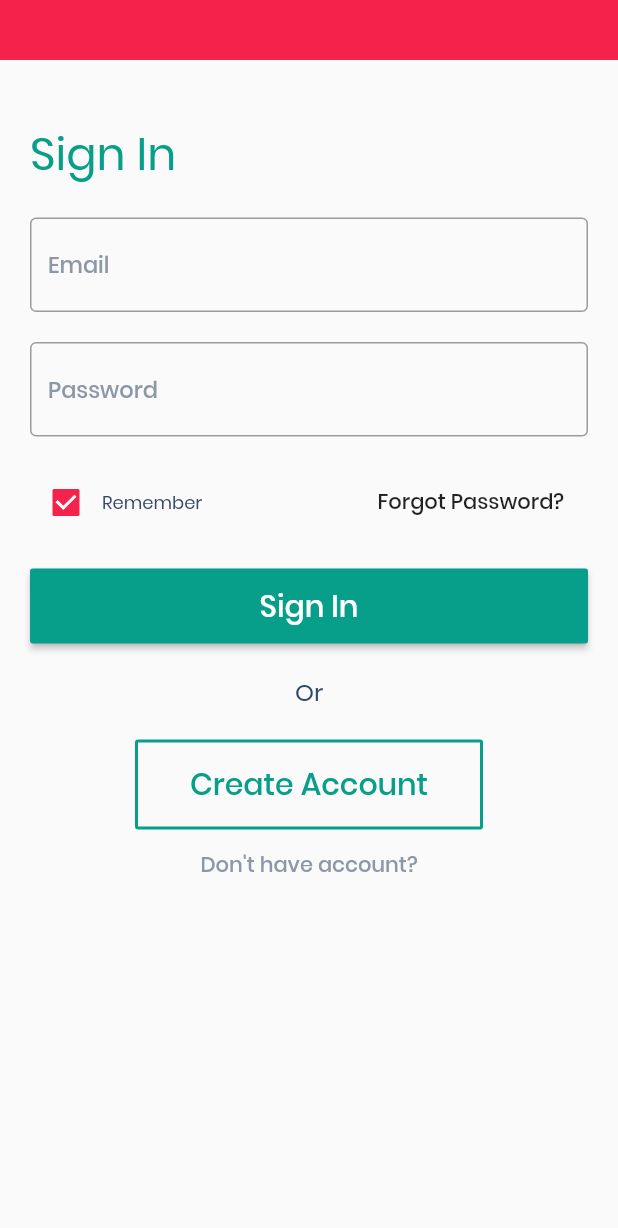
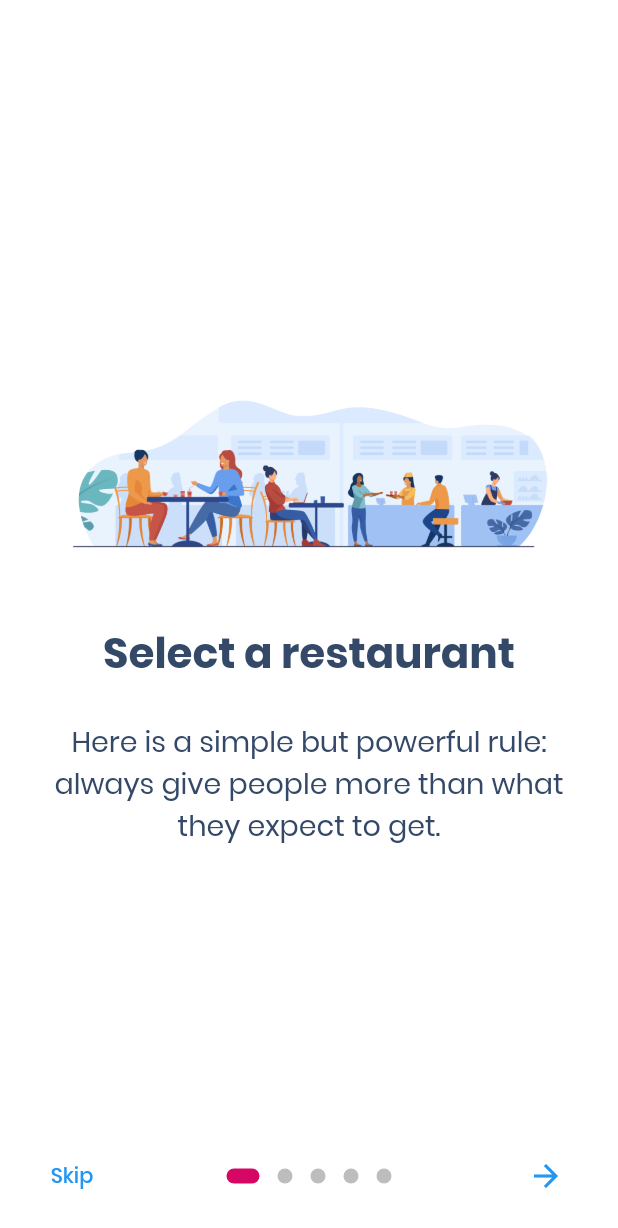
Before and after one commit to mahbubmunna/basic_ready_flow, a Flutter app: the screen it shows after launch, on a phone screen of 412 x 824 dp. Shown: the top 1228 px of the screen. Run offline on Flutter 3.47's test engine with Material 2 defaults, Android fonts, the phone set to English and light mode, and no system bars; drawn by our look-alikes of introduction_screen; our stand-ins replace dynamic_theme, firebase_analytics, get, location, shared_preferences; missing offline and left inert: global_configuration; accounts and stored records are empty.

Commit message:
onboarding added

```diff
--- a/lib/config/app_config.dart
+++ b/lib/config/app_config.dart
@@ -36,7 +36,7 @@ class App {
 class Colors {
 //  Color _mainColor = Color(0xFFFF4E6A);
   Color _mainSecond  =  Color(0xFF079E8A);
-  Color _mainColor = Color(0xFFF5234C);
+  Color _mainColor = Color(0xFFD60665);
   Color _mainDarkColor = Color(0xFFea5c44);
   Color _secondColor = Color(0xFF344968);
   Color _secondDarkColor = Color(0xFFccccdd);
--- a/lib/main.dart
+++ b/lib/main.dart
@@ -6,6 +6,7 @@ import 'package:flutter/material.dart';
 import 'package:flutter_localizations/flutter_localizations.dart';
 import 'package:basicreadyflow/config/app_config.dart' as config;
 import 'package:basicreadyflow/src/repository/settings_repository.dart' as settingRepo;
+import 'package:get/get.dart';
 import 'package:global_configuration/global_configuration.dart';
 import 'generated/l10n.dart';
 
@@ -84,7 +85,7 @@ class MyApp extends StatelessWidget {
               valueListenable: settingRepo.locale,
               builder: (context, Locale value, _) {
                 print(value);
-                return MaterialApp(
+                return GetMaterialApp(
                   title: 'Basic Starter',
                   initialRoute: '/',
                   onGenerateRoute: RouteGenerator.generateRoute,
--- a/lib/route_generator.dart
+++ b/lib/route_generator.dart
@@ -1,5 +1,6 @@
 
 import 'package:basicreadyflow/src/pages/login.dart';
+import 'package:basicreadyflow/src/pages/on_boarding.dart';
 import 'package:basicreadyflow/src/pages/pages.dart';
 import 'package:flutter/material.dart';
 import 'models/route_argument.dart';
@@ -10,7 +11,7 @@ class RouteGenerator {
     final args = settings.arguments;
     switch (settings.name) {
       case '/':
-        return MaterialPageRoute(builder: (_) => LoginWidget());
+        return MaterialPageRoute(builder: (_) => OnBoarding());
       default:
         // If there is no such named route in the switch statement, e.g. /third
         return MaterialPageRoute(builder: (_) => PagesTestWidget(currentTab: 2));
--- /dev/null
+++ b/lib/src/pages/on_boarding.dart
@@ -0,0 +1,106 @@
+
+import 'package:flutter/material.dart';
+import 'package:get/get.dart';
+import 'package:introduction_screen/introduction_screen.dart';
+import 'package:basicreadyflow/config/app_config.dart' as config;
+
+class OnBoarding extends StatefulWidget {
+  @override
+  _OnBoardingState createState() => _OnBoardingState();
+}
+
+class _OnBoardingState extends State<OnBoarding> {
+
+  final introKey = GlobalKey<IntroductionScreenState>();
+
+  void _onIntroEnd(context) {
+    Get.to(HomePage());
+  }
+
+
+  Widget _buildImage(String assetName) {
+    return Align(
+      child: Image.asset('assets/img/$assetName.jpg', width: 350.0),
+      alignment: Alignment.bottomCenter,
+    );
+  }
+
+  @override
+  Widget build(BuildContext context) {
+    const bodyStyle = TextStyle(fontSize: 19.0);
+    const pageDecoration = const PageDecoration(
+      titleTextStyle: TextStyle(fontSize: 28.0, fontWeight: FontWeight.w700),
+      bodyTextStyle: bodyStyle,
+      descriptionPadding: EdgeInsets.fromLTRB(16.0, 0.0, 16.0, 16.0),
+      pageColor: Colors.white,
+      imagePadding: EdgeInsets.zero,
+    );
+
+    return IntroductionScreen(
+      key: introKey,
+      pages: [
+        PageViewModel(
+          title: "Select a restaurant",
+          body:
+          "Here is a simple but powerful rule: always give people more than what they expect to get.",
+          image: _buildImage('restaurant'),
+          decoration: pageDecoration,
+        ),
+        PageViewModel(
+          title: "Choose your food",
+          body:
+          "Here is a simple but powerful rule: always give people more than what they expect to get.",
+          image: _buildImage('food'),
+          decoration: pageDecoration,
+        ),
+        PageViewModel(
+          title: "Secure Payment",
+          body:
+          "Here is a simple but powerful rule: always give people more than what they expect to get.",
+          image: _buildImage('payment'),
+          decoration: pageDecoration,
+        ),
+        PageViewModel(
+          title: "Deliver to your door",
+          body: "Here is a simple but powerful rule: always give people more than what they expect to ge",
+          image: _buildImage('deliver'),
+          decoration: pageDecoration,
+        ),
+        PageViewModel(
+          title: "Get 24/7 service",
+          body: 'Here is a simple but powerful rule: always give people more than what they expect to get',
+          image: _buildImage('service'),
+          decoration: pageDecoration,
+        ),
+      ],
+      onDone: () => _onIntroEnd(context),
+      //onSkip: () => _onIntroEnd(context), // You can override onSkip callback
+      showSkipButton: true,
+      skipFlex: 0,
+      nextFlex: 0,
+      skip: const Text('Skip'),
+      next: const Icon(Icons.arrow_forward),
+      done: const Text('Sign In', style: TextStyle(fontWeight: FontWeight.w600)),
+      dotsDecorator: const DotsDecorator(
+        size: Size(10.0, 10.0),
+        color: Color(0xFFBDBDBD),
+        activeColor: Color(0xFFD60665),
+        activeSize: Size(22.0, 10.0),
+        activeShape: RoundedRectangleBorder(
+          borderRadius: BorderRadius.all(Radius.circular(25.0)),
+        ),
+      ),
+    );
+  }
+
+}
+
+class HomePage extends StatelessWidget {
+  @override
+  Widget build(BuildContext context) {
+    return Scaffold(
+      appBar: AppBar(title: const Text('Home')),
+      body: const Center(child: Text("This is the screen after Introduction")),
+    );
+  }
+}
```
Also changed, not shown: pubspec.yaml (+10 -0 lines), assets/img/deliver.jpg (added), assets/img/logo.jpg (added), assets/img/payment.jpg (added), assets/img/restaurant.jpg (added), assets/img/service.jpg (added), lib/generated/intl/messages_all.dart, lib/generated/intl/messages_bn_BD.dart (deleted), lib/generated/l10n.dart, lib/l10n/intl_bn.arb (renamed from lib/l10n/intl_bn_BD.arb), pubspec.lock, 29 other files.
